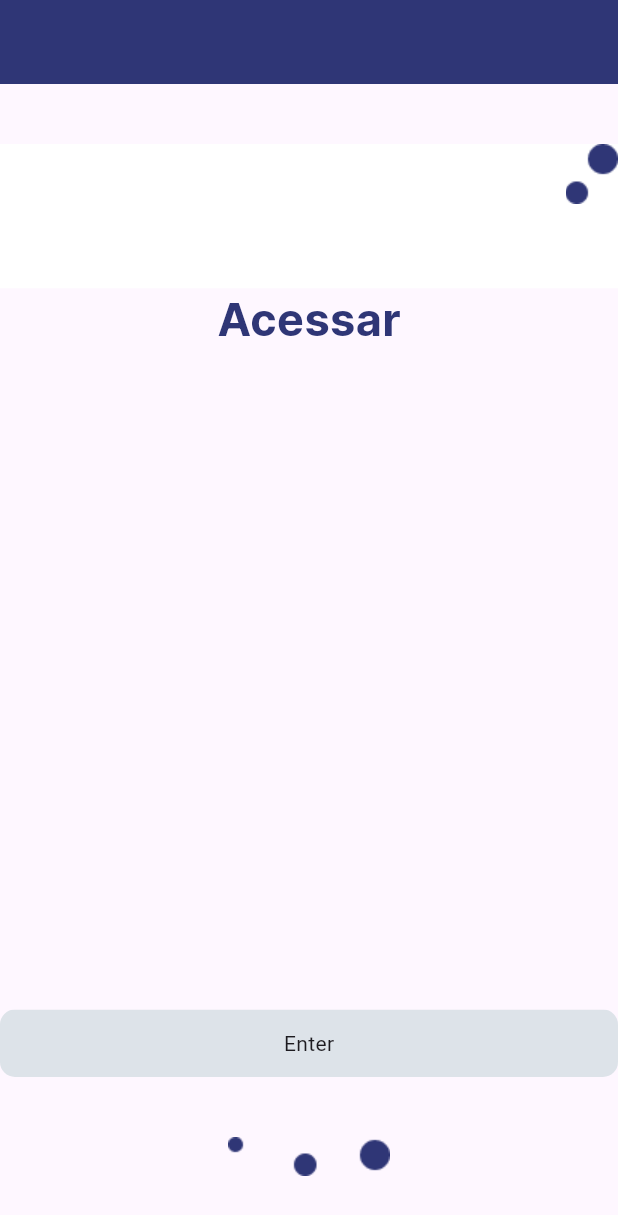
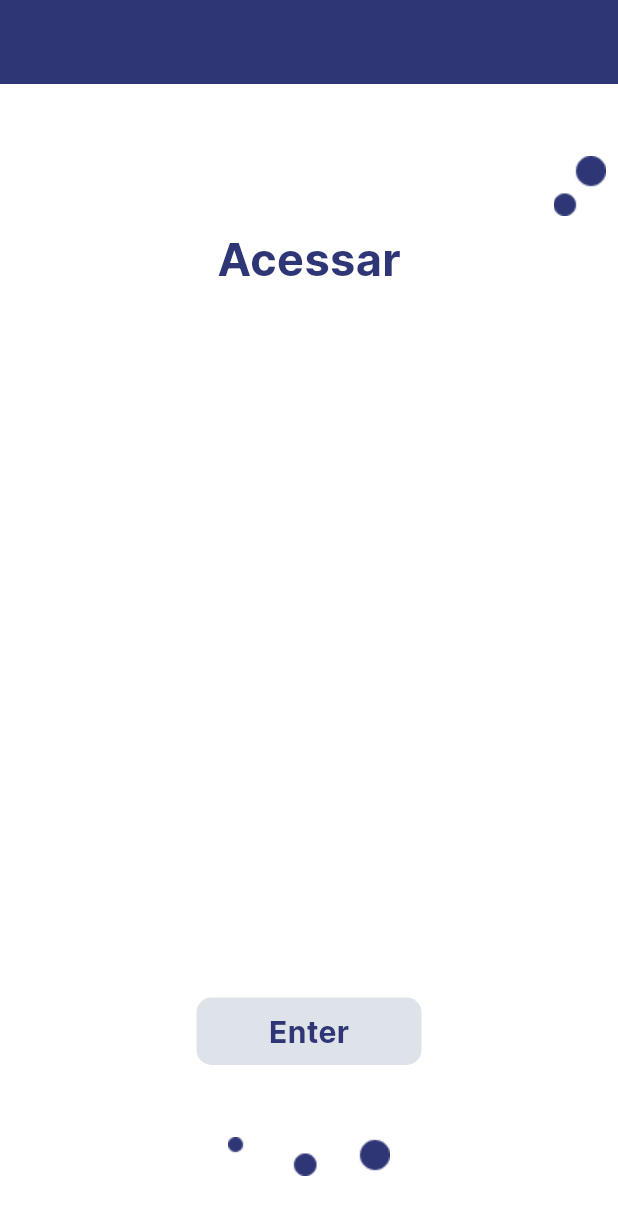
Before and after one commit to CMeskita/flutter_application_pass, a Flutter app: the screen it shows after launch, on a phone screen of 412 x 824 dp. Shown: the top 1215 px of the screen. Run offline on Flutter 3.47's test engine with Material 3 defaults, Android fonts, the phone set to English and light mode, and no system bars.

Commit message:
REfatorar button

```diff
--- a/lib/commom/constants/app_color.dart
+++ b/lib/commom/constants/app_color.dart
@@ -6,4 +6,8 @@ class AppColor {
   static const Color colorSecundary = Color(0xFF2F3676);
   static const Color colorWhite = Color(0xFFFFFFFF);
   static const List<Color> colorLista = [Color(0xFFDDE3E9), Color(0xFFDDE3E9)];
+  static const List<Color> colorListagray = [
+    Color(0xFF535353),
+    Color(0xFF535353)
+  ];
 }
--- a/lib/features/onboarding/onboarding_page.dart
+++ b/lib/features/onboarding/onboarding_page.dart
@@ -1,6 +1,10 @@
+import 'dart:developer';
+
 import 'package:flutter/material.dart';
 import 'package:flutter_application_pass/commom/constants/app_color.dart';
 import 'package:flutter_application_pass/commom/constants/app_text_styles.dart';
+
+import '../../widgets/primary_button.dart';
 
 class OnboardingPage extends StatelessWidget {
   const OnboardingPage({super.key});
@@ -8,6 +12,7 @@ class OnboardingPage extends StatelessWidget {
   @override
   Widget build(BuildContext context) {
     return Scaffold(
+      backgroundColor: AppColor.colorWhite,
       appBar: AppBar(
         backgroundColor: AppColor.colorSecundary,
       ),
@@ -17,11 +22,13 @@ class OnboardingPage extends StatelessWidget {
             const SizedBox(
               height: 40.0,
             ),
-            Expanded(
-              child: Container(
-                alignment: Alignment.topRight,
-                color: AppColor.colorWhite,
-                child: Image.asset('assets/imagens/navenfeite.png'),
+            Padding(
+              padding: const EdgeInsets.all(8.0),
+              child: Expanded(
+                child: Container(
+                  alignment: Alignment.topRight,
+                  child: Image.asset('assets/imagens/navenfeite.png'),
+                ),
               ),
             ),
             Expanded(
@@ -30,27 +37,13 @@ class OnboardingPage extends StatelessWidget {
                   style: AppTextStyler.mediumText
                       .copyWith(color: AppColor.colorSecundary)),
             ),
-            Material(
-              borderRadius: const BorderRadius.all(Radius.circular(10.0)),
-              child: Ink(
-                decoration: const BoxDecoration(
-                    borderRadius: BorderRadius.all(Radius.circular(10.0)),
-                    gradient: LinearGradient(
-                        begin: Alignment.topCenter,
-                        end: Alignment.bottomCenter,
-                        colors: AppColor.colorLista)),
-                child: InkWell(
-                  borderRadius: const BorderRadius.all(Radius.circular(10.0)),
-                  onTap: () {},
-                  child: Container(
-                    decoration: const BoxDecoration(
-                      borderRadius: BorderRadius.all(Radius.circular(10.0)),
-                    ),
-                    alignment: Alignment.center,
-                    height: 45.0,
-                    child: const Text('Enter'),
-                  ),
-                ),
+            Padding(
+              padding: const EdgeInsets.all(8.0),
+              child: PrimeryButton(
+                text: 'Enter',
+                onPressed: () {
+                  log('mensage');
+                },
               ),
             ),
             const SizedBox(
--- /dev/null
+++ b/lib/widgets/primary_button.dart
@@ -0,0 +1,41 @@
+import 'package:flutter/material.dart';
+
+import '../commom/constants/app_color.dart';
+import '../commom/constants/app_text_styles.dart';
+
+class PrimeryButton extends StatelessWidget {
+  final VoidCallback? onPressed;
+  final String text;
+
+  const PrimeryButton({
+    super.key,
+    this.onPressed,
+    required this.text,
+  });
+  final BorderRadius _borderRadius =
+      const BorderRadius.all(Radius.circular(10.0));
+
+  @override
+  Widget build(BuildContext context) {
+    return Ink(
+      height: 45.0,
+      width: 150.0,
+      decoration: BoxDecoration(
+        borderRadius: _borderRadius,
+        gradient: LinearGradient(
+          colors:
+              onPressed != null ? AppColor.colorLista : AppColor.colorListagray,
+        ),
+      ),
+      child: InkWell(
+        borderRadius: _borderRadius,
+        onTap: onPressed,
+        child: Align(
+          child: Text(text,
+              style: AppTextStyler.smallText
+                  .copyWith(color: AppColor.colorSecundary)),
+        ),
+      ),
+    );
+  }
+}
```
